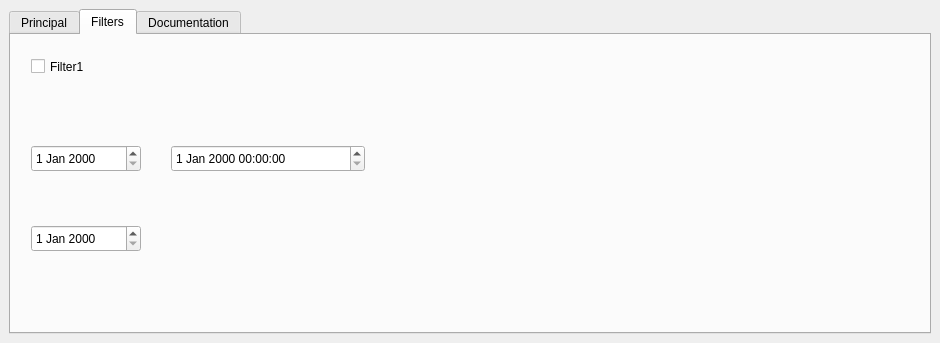
Qt form Radiotrack_dockwidget_base.ui (lccanon/Radiotrack) before a commit.
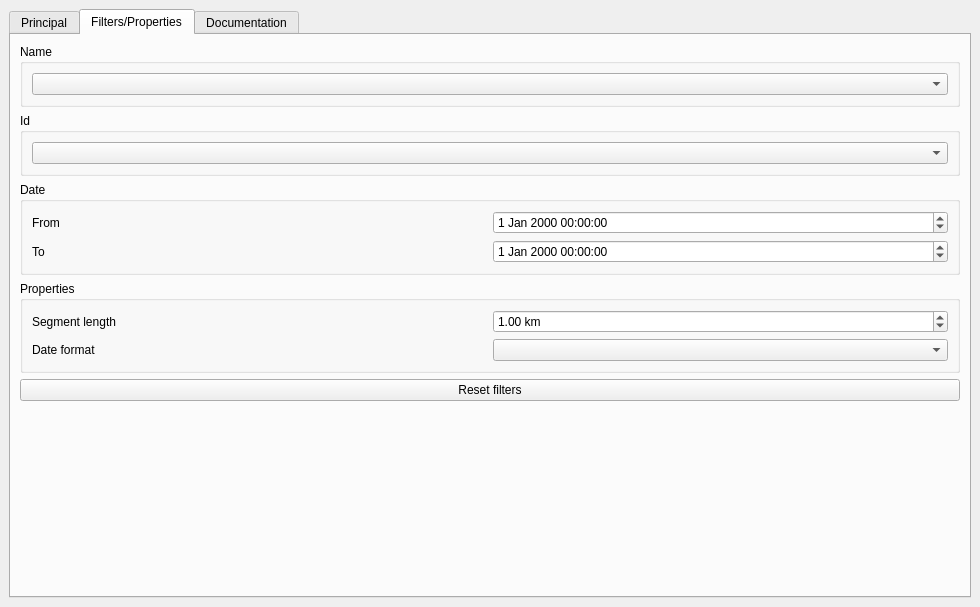
The same form after that commit. The open tabs and pages were chosen to show the change. Custom widgets are drawn as their Qt base class.

The edit to the form file:
```diff
--- a/Radiotrack_dockwidget_base.ui
+++ b/Radiotrack_dockwidget_base.ui
@@ -6,8 +6,8 @@
    <rect>
     <x>0</x>
     <y>0</y>
-    <width>940</width>
-    <height>343</height>
+    <width>980</width>
+    <height>607</height>
    </rect>
   </property>
   <property name="windowTitle">
@@ -114,51 +114,174 @@
       </widget>
       <widget class="QWidget" name="filters">
        <attribute name="title">
-        <string>Filters</string>
+        <string>Filters/Properties</string>
        </attribute>
-       <widget class="QCheckBox" name="filter1">
-        <property name="geometry">
-         <rect>
-          <x>20</x>
-          <y>20</y>
-          <width>92</width>
-          <height>23</height>
-         </rect>
-        </property>
-        <property name="text">
-         <string>Filter1</string>
-        </property>
-       </widget>
-       <widget class="QDateEdit" name="StartingDate">
-        <property name="geometry">
-         <rect>
-          <x>20</x>
-          <y>110</y>
-          <width>110</width>
-          <height>27</height>
-         </rect>
-        </property>
-       </widget>
-       <widget class="QDateEdit" name="EndingDate">
-        <property name="geometry">
-         <rect>
-          <x>20</x>
-          <y>190</y>
-          <width>110</width>
-          <height>27</height>
-         </rect>
-        </property>
-       </widget>
-       <widget class="QDateTimeEdit" name="dateTimeStart">
-        <property name="geometry">
-         <rect>
-          <x>160</x>
-          <y>110</y>
-          <width>194</width>
-          <height>27</height>
-         </rect>
-        </property>
-       </widget>
+       <layout class="QVBoxLayout" name="verticalLayout_4">
+        <item>
+         <widget class="QGroupBox" name="groupBox_2">
+          <property name="enabled">
+           <bool>true</bool>
+          </property>
+          <property name="sizePolicy">
+           <sizepolicy hsizetype="Expanding" vsizetype="Preferred">
+            <horstretch>0</horstretch>
+            <verstretch>0</verstretch>
+           </sizepolicy>
+          </property>
+          <property name="title">
+           <string>Name</string>
+          </property>
+          <layout class="QHBoxLayout" name="horizontalLayout_6">
+           <item>
+            <widget class="QComboBox" name="nameFilter"/>
+           </item>
+          </layout>
+         </widget>
+        </item>
+        <item>
+         <widget class="QGroupBox" name="groupBox">
+          <property name="sizePolicy">
+           <sizepolicy hsizetype="Expanding" vsizetype="Preferred">
+            <horstretch>0</horstretch>
+            <verstretch>0</verstretch>
+           </sizepolicy>
+          </property>
+          <property name="maximumSize">
+           <size>
+            <width>16777215</width>
+            <height>16777215</height>
+           </size>
+          </property>
+          <property name="title">
+           <string>Id</string>
+          </property>
+          <layout class="QHBoxLayout" name="horizontalLayout_5">
+           <item>
+            <widget class="QComboBox" name="idFilter"/>
+           </item>
+          </layout>
+         </widget>
+        </item>
+        <item>
+         <widget class="QGroupBox" name="groupBox_3">
+          <property name="sizePolicy">
+           <sizepolicy hsizetype="Expanding" vsizetype="Preferred">
+            <horstretch>0</horstretch>
+            <verstretch>0</verstretch>
+           </sizepolicy>
+          </property>
+          <property name="title">
+           <string>Date</string>
+          </property>
+          <layout class="QHBoxLayout" name="horizontalLayout_4">
+           <item>
+            <layout class="QVBoxLayout" name="verticalLayout_7">
+             <item>
+              <layout class="QHBoxLayout" name="horizontalLayout_9">
+               <item>
+                <widget class="QLabel" name="label_4">
+                 <property name="text">
+                  <string>From</string>
+                 </property>
+                </widget>
+               </item>
+               <item>
+                <widget class="RollingDateTimeEdit" name="dateTimeStart">
+                 <property name="wrapping">
+                  <bool>true</bool>
+                 </property>
+                </widget>
+               </item>
+              </layout>
+             </item>
+             <item>
+              <layout class="QHBoxLayout" name="horizontalLayout_8">
+               <item>
+                <widget class="QLabel" name="label_3">
+                 <property name="text">
+                  <string>To</string>
+                 </property>
+                </widget>
+               </item>
+               <item>
+                <widget class="RollingDateTimeEdit" name="dateTimeEnd">
+                 <property name="wrapping">
+                  <bool>true</bool>
+                 </property>
+                </widget>
+               </item>
+              </layout>
+             </item>
+            </layout>
+           </item>
+          </layout>
+         </widget>
+        </item>
+        <item>
+         <widget class="QGroupBox" name="groupBox_4">
+          <property name="title">
+           <string>Properties</string>
+          </property>
+          <layout class="QGridLayout" name="gridLayout">
+           <item row="0" column="0">
+            <layout class="QHBoxLayout" name="horizontalLayout_3">
+             <item>
+              <widget class="QLabel" name="label_2">
+               <property name="text">
+                <string>Segment length</string>
+               </property>
+              </widget>
+             </item>
+             <item>
+              <widget class="QDoubleSpinBox" name="segmentLength">
+               <property name="suffix">
+                <string> km</string>
+               </property>
+               <property name="value">
+                <double>1.000000000000000</double>
+               </property>
+              </widget>
+             </item>
+            </layout>
+           </item>
+           <item row="1" column="0">
+            <layout class="QHBoxLayout" name="horizontalLayout_7">
+             <item>
+              <widget class="QLabel" name="label">
+               <property name="text">
+                <string>Date format</string>
+               </property>
+              </widget>
+             </item>
+             <item>
+              <widget class="QComboBox" name="dateComboBox"/>
+             </item>
+            </layout>
+           </item>
+          </layout>
+         </widget>
+        </item>
+        <item>
+         <widget class="QPushButton" name="resetFilterButton">
+          <property name="text">
+           <string>Reset filters</string>
+          </property>
+         </widget>
+        </item>
+        <item>
+         <spacer name="verticalSpacer">
+          <property name="orientation">
+           <enum>Qt::Vertical</enum>
+          </property>
+          <property name="sizeHint" stdset="0">
+           <size>
+            <width>20</width>
+            <height>40</height>
+           </size>
+          </property>
+         </spacer>
+        </item>
+       </layout>
       </widget>
       <widget class="QWidget" name="documentation">
        <attribute name="title">
@@ -175,6 +298,13 @@
    </layout>
   </widget>
  </widget>
+ <customwidgets>
+  <customwidget>
+   <class>RollingDateTimeEdit</class>
+   <extends>QDateTimeEdit</extends>
+   <header>Radiotrack.RollingDateTimeEdit</header>
+  </customwidget>
+ </customwidgets>
  <resources/>
  <connections/>
 </ui>
```
Left out of the diff: 3 changed lines with no effect on the pictures.
